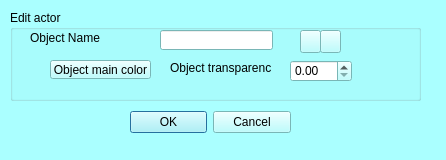
morphomuseum/ISE-MeshTools, file Qt/mqEditACTORDialog.ui: the form before one commit.
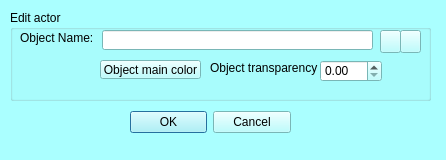
The form after the commit. Icons and pictures are not drawn. Custom widgets are drawn as their Qt base class.

Commit message: Edit actor dialog fixed : works fine now.

Diff of the .ui file:
```diff
--- a/Qt/mqEditACTORDialog.ui
+++ b/Qt/mqEditACTORDialog.ui
@@ -455,7 +455,7 @@
     <rect>
      <x>10</x>
      <y>10</y>
-     <width>411</width>
+     <width>421</width>
      <height>91</height>
     </rect>
    </property>
@@ -465,20 +465,20 @@
    <widget class="QLabel" name="label">
     <property name="geometry">
      <rect>
-      <x>20</x>
+      <x>10</x>
       <y>20</y>
       <width>91</width>
       <height>16</height>
      </rect>
     </property>
     <property name="text">
-     <string>Object Name</string>
+     <string>Object Name:</string>
     </property>
    </widget>
    <widget class="QPushButton" name="next">
     <property name="geometry">
      <rect>
-      <x>310</x>
+      <x>390</x>
       <y>20</y>
       <width>21</width>
       <height>23</height>
@@ -496,7 +496,7 @@
    <widget class="QPushButton" name="prec">
     <property name="geometry">
      <rect>
-      <x>290</x>
+      <x>370</x>
       <y>20</y>
       <width>21</width>
       <height>23</height>
@@ -514,7 +514,7 @@
    <widget class="mqColorChooserButton" name="ActorColorButton">
     <property name="geometry">
      <rect>
-      <x>40</x>
+      <x>90</x>
       <y>50</y>
       <width>101</width>
       <height>19</height>
@@ -527,9 +527,9 @@
    <widget class="QLineEdit" name="ActorName">
     <property name="geometry">
      <rect>
-      <x>150</x>
+      <x>92</x>
       <y>20</y>
-      <width>113</width>
+      <width>271</width>
       <height>20</height>
      </rect>
     </property>
@@ -537,7 +537,7 @@
    <widget class="QDoubleSpinBox" name="ActorAlpha">
     <property name="geometry">
      <rect>
-      <x>280</x>
+      <x>310</x>
       <y>50</y>
       <width>62</width>
       <height>22</height>
@@ -547,9 +547,9 @@
    <widget class="QLabel" name="label_2">
     <property name="geometry">
      <rect>
-      <x>160</x>
+      <x>200</x>
       <y>50</y>
-      <width>101</width>
+      <width>111</width>
       <height>16</height>
      </rect>
     </property>
```
The commit also changes 5 other files.
